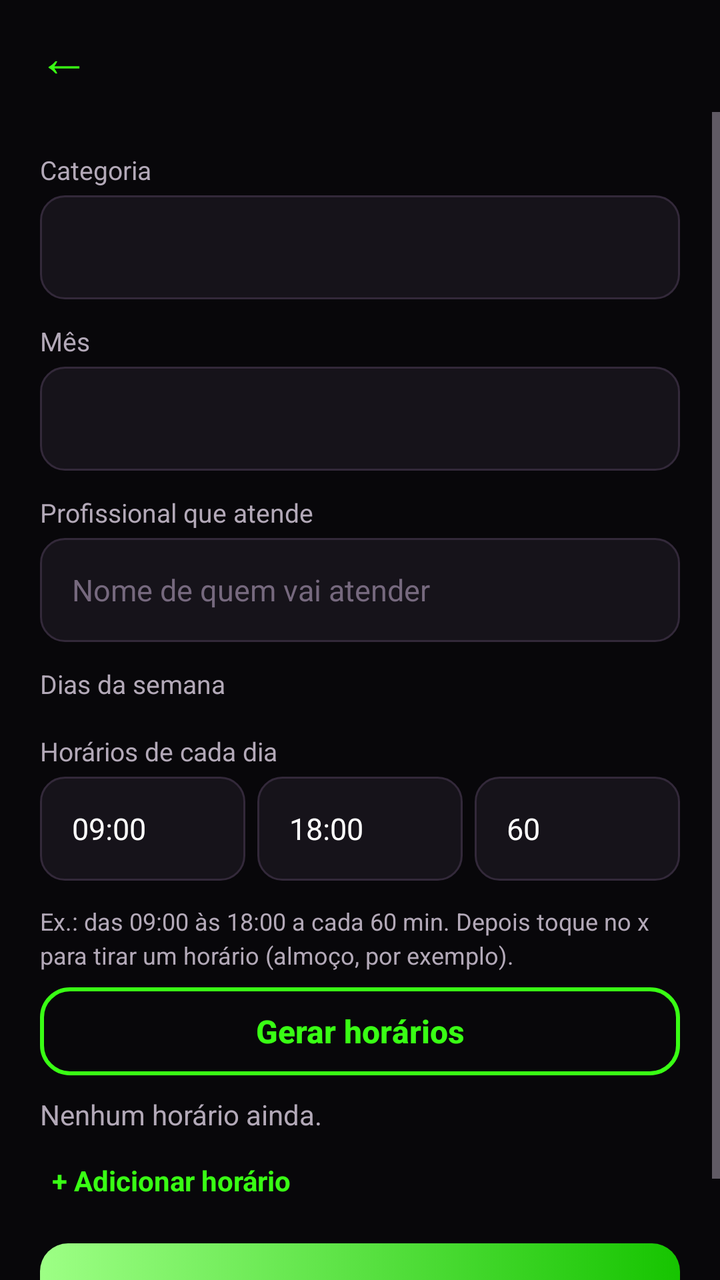
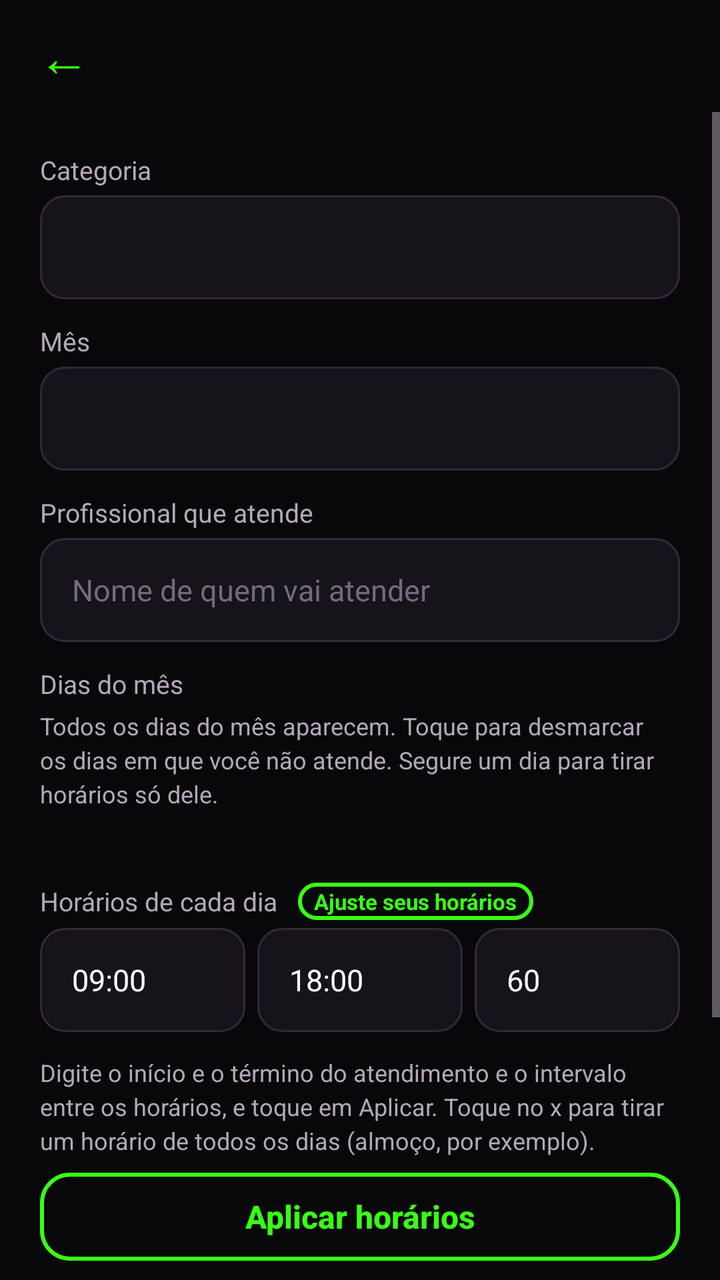

The first picture is an Android layout as it rendered before a commit; the second is the same layout after the commit. The layout source and the unified diff follow.
<!-- AndroidManifest.xml: activity theme Theme.Manicure.Profissional -->
<!-- res/layout/activity_editar_agenda.xml -->
<?xml version="1.0" encoding="utf-8"?>
<LinearLayout xmlns:android="http://schemas.android.com/apk/res/android"
    xmlns:app="http://schemas.android.com/apk/res-auto"
    android:layout_width="match_parent"
    android:layout_height="match_parent"
    android:background="@color/fundo"
    android:orientation="vertical">

    <include
        android:id="@+id/topo"
        layout="@layout/include_topo" />

    <ScrollView
        android:id="@+id/scrollRoot"
        android:layout_width="match_parent"
        android:layout_height="0dp"
        android:layout_weight="1">

        <LinearLayout
            android:layout_width="match_parent"
            android:layout_height="wrap_content"
            android:orientation="vertical"
            android:padding="20dp">

            <TextView
                style="@style/RotuloCampo"
                android:text="@string/agenda_categoria" />

            <Spinner
                android:id="@+id/spCategoria"
                style="@style/Campo"
                android:paddingStart="8dp" />

            <TextView
                style="@style/RotuloCampo"
                android:text="@string/agenda_mes" />

            <Spinner
                android:id="@+id/spMes"
                style="@style/Campo"
                android:paddingStart="8dp" />

            <TextView
                style="@style/RotuloCampo"
                android:text="@string/agenda_atendente" />

            <EditText
                android:id="@+id/etAtendente"
                style="@style/Campo"
                android:hint="@string/agenda_atendente_dica"
                android:inputType="textPersonName|textCapWords" />

            <TextView
                style="@style/RotuloCampo"
                android:text="@string/agenda_dias" />

            <com.google.android.material.chip.ChipGroup
                android:id="@+id/cgDias"
                android:layout_width="match_parent"
                android:layout_height="wrap_content"
                android:layout_marginBottom="12dp"
                app:chipSpacingHorizontal="6dp" />

            <TextView
                style="@style/RotuloCampo"
                android:text="@string/agenda_horarios" />

            <LinearLayout
                android:layout_width="match_parent"
                android:layout_height="wrap_content"
                android:orientation="horizontal">

                <EditText
                    android:id="@+id/etInicio"
                    style="@style/Campo"
                    android:layout_width="0dp"
                    android:layout_marginEnd="6dp"
                    android:layout_weight="1"
                    android:hint="@string/agenda_inicio"
                    android:inputType="time"
                    android:text="09:00" />

                <EditText
                    android:id="@+id/etFim"
                    style="@style/Campo"
                    android:layout_width="0dp"
                    android:layout_marginEnd="6dp"
                    android:layout_weight="1"
                    android:hint="@string/agenda_fim"
                    android:inputType="time"
                    android:text="18:00" />

                <EditText
                    android:id="@+id/etIntervalo"
                    style="@style/Campo"
                    android:layout_width="0dp"
                    android:layout_weight="1"
                    android:hint="@string/agenda_intervalo"
                    android:inputType="number"
                    android:text="60" />
            </LinearLayout>

            <TextView
                style="@style/TextoCorpo"
                android:layout_marginBottom="8dp"
                android:text="@string/agenda_horarios_dica"
                android:textSize="12sp" />

            <Button
                android:id="@+id/btnGerar"
                style="@style/BotaoContorno"
                android:layout_height="44dp"
                android:text="@string/agenda_gerar" />

            <TextView
                android:id="@+id/tvSemHorarios"
                style="@style/TextoCorpo"
                android:layout_marginTop="10dp"
                android:text="@string/agenda_sem_horarios" />

            <com.google.android.material.chip.ChipGroup
                android:id="@+id/cgHorarios"
                android:layout_width="match_parent"
                android:layout_height="wrap_content"
                android:layout_marginTop="8dp" />

            <TextView
                android:id="@+id/tvAdicionarHorario"
                android:layout_width="wrap_content"
                android:layout_height="wrap_content"
                android:layout_marginBottom="16dp"
                android:padding="6dp"
                android:text="@string/agenda_adicionar_horario"
                android:textColor="?attr/corDestaque"
                android:textSize="14sp"
                android:textStyle="bold" />

            <Button
                android:id="@+id/btnSalvar"
                style="@style/BotaoPrimario"
                android:text="@string/agenda_salvar" />

            <ProgressBar
                android:id="@+id/progressBar"
                android:layout_width="32dp"
                android:layout_height="32dp"
                android:layout_gravity="center_horizontal"
                android:layout_marginTop="16dp"
                android:indeterminateTint="?attr/corDestaque"
                android:visibility="gone" />
        </LinearLayout>
    </ScrollView>
</LinearLayout>
<!-- res/layout/include_topo.xml (included above) -->
<?xml version="1.0" encoding="utf-8"?>
<LinearLayout xmlns:android="http://schemas.android.com/apk/res/android"
    android:layout_width="match_parent"
    android:layout_height="56dp"
    android:gravity="center_vertical"
    android:orientation="horizontal"
    android:paddingStart="8dp"
    android:paddingEnd="16dp">

    <TextView
        android:id="@+id/btnVoltar"
        android:layout_width="48dp"
        android:layout_height="48dp"
        android:background="?attr/selectableItemBackgroundBorderless"
        android:contentDescription="@string/voltar"
        android:gravity="center"
        android:text="←"
        android:textColor="?attr/corDestaque"
        android:textSize="26sp" />

    <TextView
        android:id="@+id/tvTitulo"
        android:layout_width="0dp"
        android:layout_height="wrap_content"
        android:layout_marginStart="4dp"
        android:layout_weight="1"
        android:textColor="@color/texto"
        android:textSize="19sp"
        android:textStyle="bold" />
</LinearLayout>
<!-- resources referenced by this layout -->
<resources>
  <color name="fundo">#08070A</color>
  <color name="texto">#FFFFFF</color>
  <string name="agenda_adicionar_horario">+ Adicionar horário</string>
  <string name="agenda_atendente">Profissional que atende</string>
  <string name="agenda_atendente_dica">Nome de quem vai atender</string>
  <string name="agenda_categoria">Categoria</string>
  <string name="agenda_dias">Dias da semana</string>
  <string name="agenda_fim">Fim</string>
  <string name="agenda_gerar">Gerar horários</string>
  <string name="agenda_horarios">Horários de cada dia</string>
  <string name="agenda_horarios_dica">Ex.: das 09:00 às 18:00 a cada 60 min. Depois toque no x para tirar um horário (almoço, por exemplo).</string>
  <string name="agenda_inicio">Início</string>
  <string name="agenda_intervalo">A cada (min)</string>
  <string name="agenda_mes">Mês</string>
  <string name="agenda_salvar">Salvar agenda</string>
  <string name="agenda_sem_horarios">Nenhum horário ainda.</string>
  <string name="voltar">Voltar</string>
  <style name="BotaoContorno" parent="BotaoPrimario">
          <item name="android:background">@drawable/bg_botao_contorno</item>
          <item name="android:textColor">?attr/corDestaque</item>
      </style>
  <style name="BotaoPrimario">
          <item name="android:layout_width">match_parent</item>
          <item name="android:layout_height">54dp</item>
          <item name="android:background">@drawable/bg_botao_primario</item>
          <item name="android:textColor">?attr/corTextoBotao</item>
          <item name="android:textSize">16sp</item>
          <item name="android:textStyle">bold</item>
          <item name="android:textAllCaps">false</item>
          <item name="android:stateListAnimator">@null</item>
          
          <item name="backgroundTint">@null</item>
      </style>
  <style name="RotuloCampo">
          <item name="android:layout_width">match_parent</item>
          <item name="android:layout_height">wrap_content</item>
          <item name="android:layout_marginBottom">4dp</item>
          <item name="android:textColor">@color/texto_secundario</item>
          <item name="android:textSize">13sp</item>
      </style>
  <style name="TextoCorpo">
          <item name="android:layout_width">match_parent</item>
          <item name="android:layout_height">wrap_content</item>
          <item name="android:textColor">@color/texto_secundario</item>
          <item name="android:textSize">14sp</item>
          <item name="android:lineSpacingExtra">3dp</item>
      </style>
  <!-- drawable bg_botao_contorno (drawable) -->
  <?xml version="1.0" encoding="utf-8"?>
  <shape xmlns:android="http://schemas.android.com/apk/res/android" android:shape="rectangle">
      <solid android:color="@android:color/transparent" />
      <stroke android:width="2dp" android:color="?attr/corDestaque" />
      <corners android:radius="14dp" />
  </shape>
  <!-- drawable bg_campo (drawable) -->
  <?xml version="1.0" encoding="utf-8"?>
  <shape xmlns:android="http://schemas.android.com/apk/res/android" android:shape="rectangle">
      <solid android:color="@color/superficie" />
      <stroke android:width="1dp" android:color="@color/borda" />
      <corners android:radius="12dp" />
  </shape>
  <color name="dica">#76697E</color>
  <color name="texto_secundario">#B3A9B8</color>
  <color name="verde_neon">#39FF14</color>
  <color name="verde_neon_claro">#9DFF85</color>
  <color name="verde_neon_escuro">#16C400</color>
  <color name="preto">#08070A</color>
  <color name="borda">#33293A</color>
  <color name="superficie">#16131A</color>
  <!-- unchanged entries left out for length: 3 -->
</resources>

<!-- the commit's change to res/layout/activity_editar_agenda.xml (unified diff, before → after) -->
@@ -54,16 +54,55 @@
                 style="@style/RotuloCampo"
                 android:text="@string/agenda_dias" />
 
+            <TextView
+                style="@style/TextoCorpo"
+                android:layout_marginBottom="6dp"
+                android:text="@string/agenda_dias_dica"
+                android:textSize="12sp" />
+
             <com.google.android.material.chip.ChipGroup
                 android:id="@+id/cgDias"
                 android:layout_width="match_parent"
                 android:layout_height="wrap_content"
-                android:layout_marginBottom="12dp"
-                app:chipSpacingHorizontal="6dp" />
-
-            <TextView
-                style="@style/RotuloCampo"
-                android:text="@string/agenda_horarios" />
+                app:chipSpacingHorizontal="4dp"
+                app:chipSpacingVertical="0dp" />
+
+            <TextView
+                android:id="@+id/tvContadorDias"
+                style="@style/TextoCorpo"
+                android:layout_marginBottom="14dp"
+                android:textColor="?attr/corDestaque"
+                android:textSize="12sp" />
+
+            
+            <LinearLayout
+                android:layout_width="match_parent"
+                android:layout_height="wrap_content"
+                android:layout_marginBottom="4dp"
+                android:gravity="center_vertical"
+                android:orientation="horizontal">
+
+                <TextView
+                    android:layout_width="wrap_content"
+                    android:layout_height="wrap_content"
+                    android:text="@string/agenda_horarios"
+                    android:textColor="@color/texto_secundario"
+                    android:textSize="13sp" />
+
+                <TextView
+                    android:layout_width="wrap_content"
+                    android:layout_height="wrap_content"
+                    android:layout_marginStart="10dp"
+                    android:background="@drawable/bg_botao_contorno"
+                    android:paddingStart="8dp"
+                    android:paddingTop="2dp"
+                    android:paddingEnd="8dp"
+                    android:paddingBottom="2dp"
+                    android:text="@string/agenda_lembrete_ajuste"
+                    android:textColor="?attr/corDestaque"
+                    android:textSize="11sp"
+                    android:textStyle="bold" />
+            </LinearLayout>
 
             <LinearLayout
                 android:layout_width="match_parent"
@@ -110,7 +149,7 @@
                 android:id="@+id/btnGerar"
                 style="@style/BotaoContorno"
                 android:layout_height="44dp"
-                android:text="@string/agenda_gerar" />
+                android:text="@string/agenda_aplicar" />
 
             <TextView
                 android:id="@+id/tvSemHorarios"
@@ -124,16 +163,13 @@
                 android:layout_height="wrap_content"
                 android:layout_marginTop="8dp" />
 
-            <TextView
-                android:id="@+id/tvAdicionarHorario"
-                android:layout_width="wrap_content"
-                android:layout_height="wrap_content"
+            <Button
+                android:id="@+id/btnAjustarDia"
+                style="@style/BotaoContorno"
+                android:layout_height="44dp"
+                android:layout_marginTop="8dp"
                 android:layout_marginBottom="16dp"
-                android:padding="6dp"
-                android:text="@string/agenda_adicionar_horario"
-                android:textColor="?attr/corDestaque"
-                android:textSize="14sp"
-                android:textStyle="bold" />
+                android:text="@string/agenda_ajustar_dia" />
 
             <Button
                 android:id="@+id/btnSalvar"
<!-- resource entries referenced after the edit -->
@@ -2,17 +2,17 @@
 <resources>
   <color name="fundo">#08070A</color>
   <color name="texto">#FFFFFF</color>
-  <string name="agenda_adicionar_horario">+ Adicionar horário</string>
   <string name="agenda_atendente">Profissional que atende</string>
   <string name="agenda_atendente_dica">Nome de quem vai atender</string>
   <string name="agenda_categoria">Categoria</string>
-  <string name="agenda_dias">Dias da semana</string>
+  <string name="agenda_dias">Dias do mês</string>
+  <string name="agenda_dias_dica">Todos os dias do mês aparecem. Toque para desmarcar os dias em que você não atende. Segure um dia para tirar horários só dele.</string>
   <string name="agenda_fim">Fim</string>
-  <string name="agenda_gerar">Gerar horários</string>
   <string name="agenda_horarios">Horários de cada dia</string>
-  <string name="agenda_horarios_dica">Ex.: das 09:00 às 18:00 a cada 60 min. Depois toque no x para tirar um horário (almoço, por exemplo).</string>
+  <string name="agenda_horarios_dica">Digite o início e o término do atendimento e o intervalo entre os horários, e toque em Aplicar. Toque no x para tirar um horário de todos os dias (almoço, por exemplo).</string>
   <string name="agenda_inicio">Início</string>
   <string name="agenda_intervalo">A cada (min)</string>
+  <string name="agenda_lembrete_ajuste">Ajuste seus horários</string>
   <string name="agenda_mes">Mês</string>
   <string name="agenda_salvar">Salvar agenda</string>
   <string name="agenda_sem_horarios">Nenhum horário ainda.</string>
@@ -54,6 +54,8 @@
       <stroke android:width="2dp" android:color="?attr/corDestaque" />
       <corners android:radius="14dp" />
   </shape>
+  <string name="agenda_ajustar_dia">Horários indisponíveis num dia</string>
+  <string name="agenda_aplicar">Aplicar horários</string>
   <!-- drawable bg_campo (drawable) -->
   <?xml version="1.0" encoding="utf-8"?>
   <shape xmlns:android="http://schemas.android.com/apk/res/android" android:shape="rectangle">
